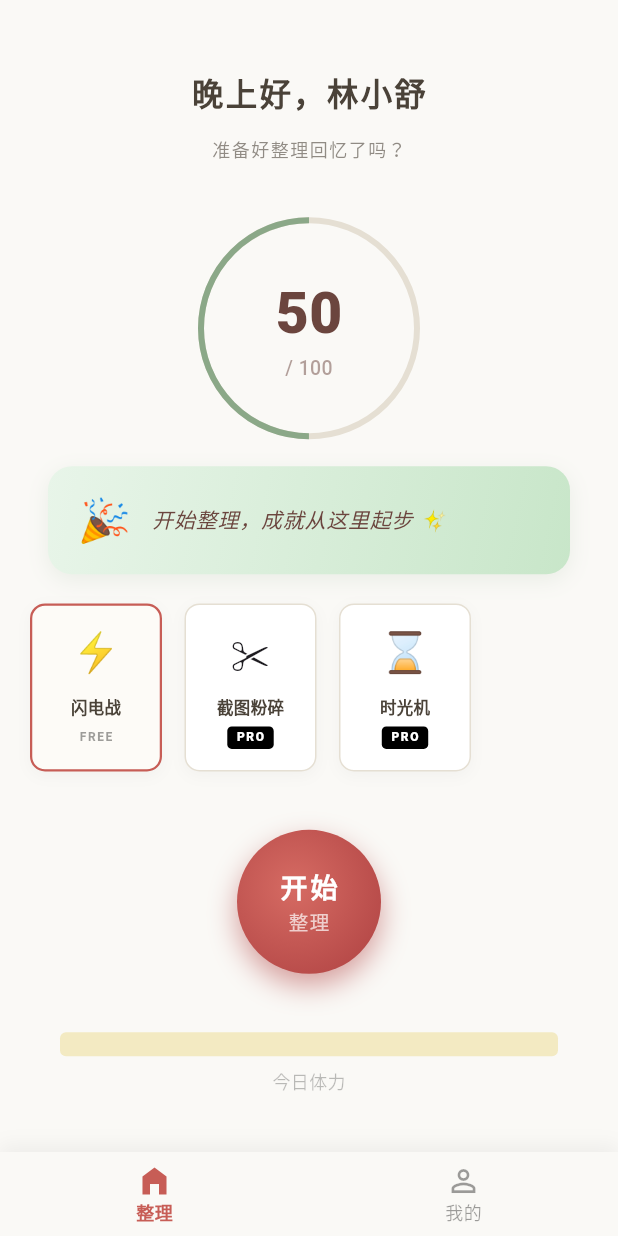
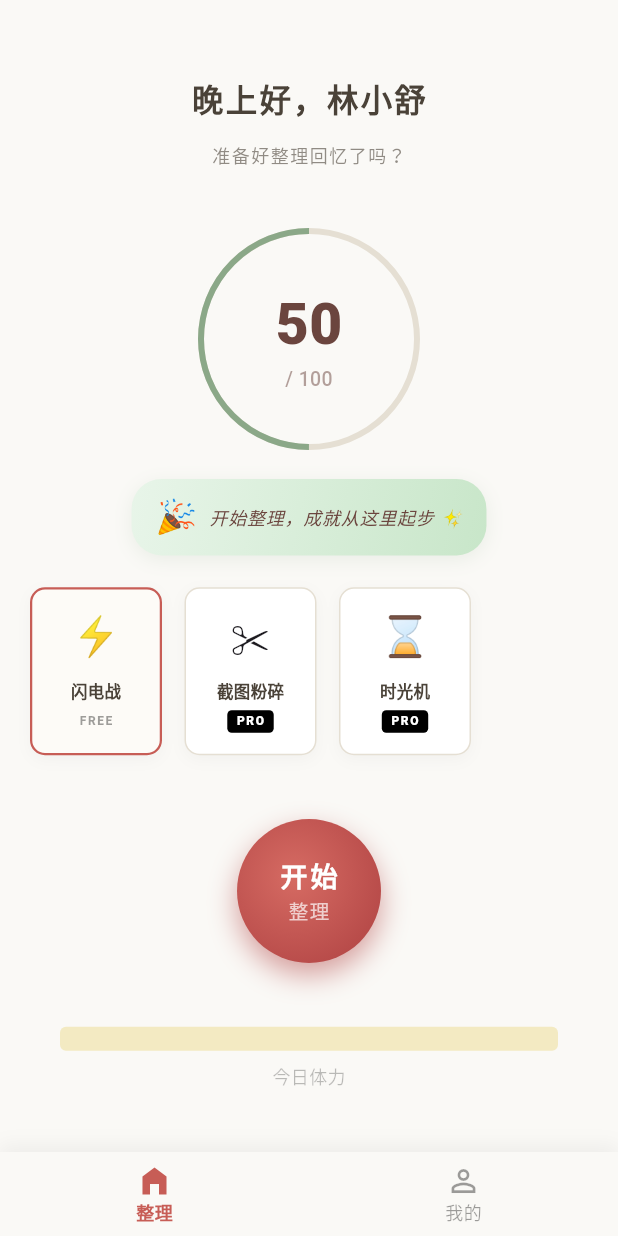
Before and after one commit to 1103753960wjm-creator/CozyClean, a Flutter app: the screen it shows after launch, on a phone screen of 412 x 824 dp. Run offline on Flutter 3.47's test engine with Material 3 defaults, Android fonts, the phone set to English and light mode, and no system bars; our stand-ins replace appinio_swiper, confetti, dio, drift, flutter_riverpod, flutter_secure_storage; missing offline and left inert: photo_manager; accounts and stored records are empty; generated files the repository leaves out were written again.

Commit message:
🎨 style: 仪表盘成就看板微调，重构为悬浮胶囊形态 (v0.2.7)

```diff
--- a/app_flutter/lib/presentation/pages/dashboard_page.dart
+++ b/app_flutter/lib/presentation/pages/dashboard_page.dart
@@ -29,7 +29,7 @@ class DashboardPage extends ConsumerWidget {
                       _buildHeader(ref),
                       const Spacer(flex: 2),
                       _buildDataRing(ref),
-                      const SizedBox(height: 20),
+                      const Spacer(flex: 1),
                       _buildAchievementBanner(ref),
                       const Spacer(flex: 1),
                       _buildModeSelector(context),
@@ -401,8 +401,9 @@ class DashboardPage extends ConsumerWidget {
 
     return Padding(
       padding: const EdgeInsets.symmetric(horizontal: 32),
+      child: Center(
         child: Container(
-        padding: const EdgeInsets.symmetric(horizontal: 20, vertical: 16),
+          padding: const EdgeInsets.symmetric(horizontal: 16, vertical: 10),
           decoration: BoxDecoration(
             gradient: const LinearGradient(
               colors: [
@@ -412,27 +413,28 @@ class DashboardPage extends ConsumerWidget {
               begin: Alignment.topLeft,
               end: Alignment.bottomRight,
             ),
-          borderRadius: BorderRadius.circular(16),
+            borderRadius: BorderRadius.circular(20), // 增加圆角，更像胶囊
             boxShadow: [
               BoxShadow(
                 color: const Color(0xFF8BA888).withOpacity(0.15),
-              blurRadius: 12,
-              offset: const Offset(0, 4),
+                blurRadius: 10,
+                offset: const Offset(0, 3),
               ),
             ],
           ),
           child: Row(
+            mainAxisSize: MainAxisSize.min, // 收缩包裹内容
             children: [
               // 左侧 Emoji 图标
-            const Text('🎉', style: TextStyle(fontSize: 28)),
-            const SizedBox(width: 14),
+              const Text('🎉', style: TextStyle(fontSize: 22)),
+              const SizedBox(width: 8),
               // 右侧文案
-            Expanded(
+              Flexible(
                 child: totalBytes > 0
                     ? RichText(
                         text: TextSpan(
                           style: const TextStyle(
-                          fontSize: 14,
+                            fontSize: 12, // 缩小字号
                             color: Color(0xFF4A4238),
                             height: 1.4,
                           ),
@@ -441,7 +443,7 @@ class DashboardPage extends ConsumerWidget {
                             TextSpan(
                               text: FormatUtils.formatBytes(totalBytes),
                               style: const TextStyle(
-                              fontSize: 18,
+                                fontSize: 16, // 数字稍大
                                 fontWeight: FontWeight.w900,
                                 color: Color(0xFF6B453E), // 绛棕色加粗数字
                               ),
@@ -453,7 +455,7 @@ class DashboardPage extends ConsumerWidget {
                     : const Text(
                         '开始整理，成就从这里起步 ✨',
                         style: TextStyle(
-                        fontSize: 14,
+                          fontSize: 12, // 缩小字号
                           color: Color(0xFF6B453E),
                           fontStyle: FontStyle.italic,
                           letterSpacing: 0.5,
@@ -461,6 +463,7 @@ class DashboardPage extends ConsumerWidget {
                       ),
               ),
             ],
+          ),
         ),
       ),
     );
```
Also changed, not shown: 1 other file. Lines whose indentation alone changed are shown as unchanged.
